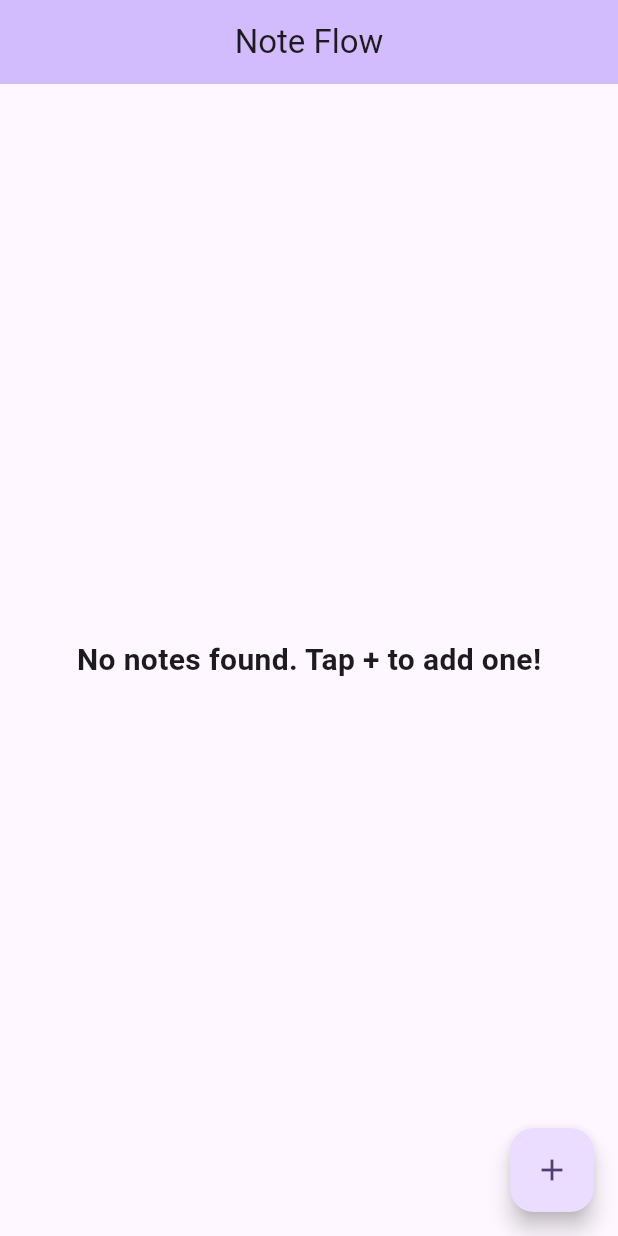
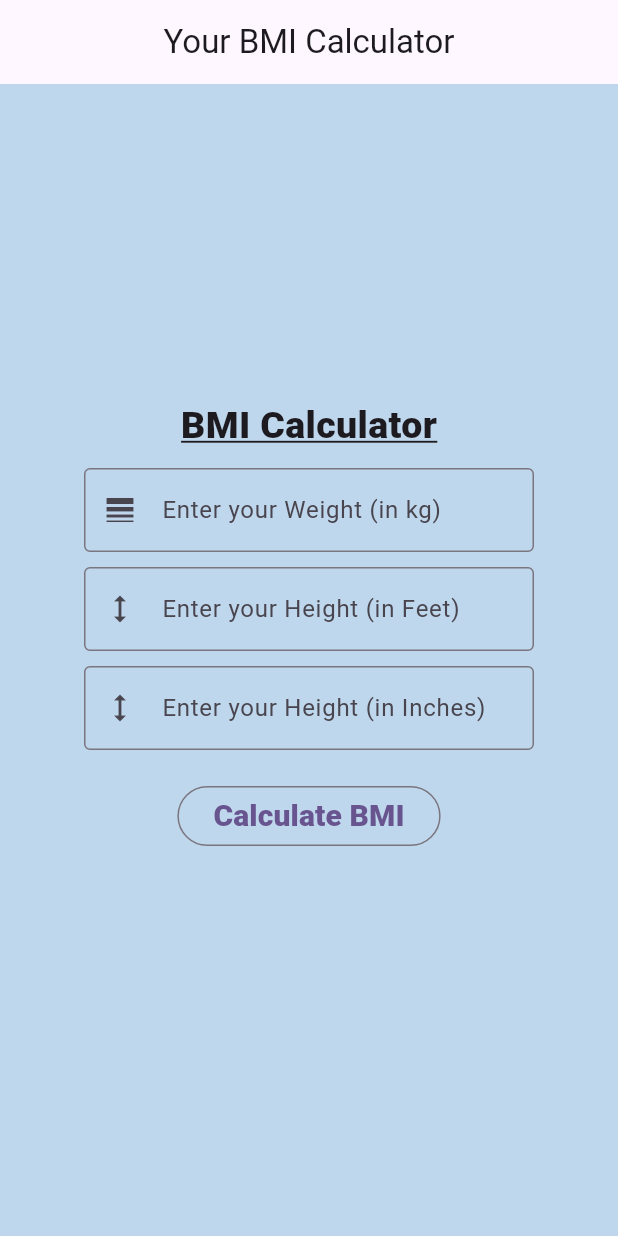
Before and after one commit to zainabhasan02/note_flow, a Flutter app: the screen it shows after launch, on a phone screen of 412 x 824 dp. Run offline on Flutter 3.47's test engine with Material 3 defaults, Android fonts, the phone set to English and light mode, and no system bars; our stand-ins replace get, hive, hive_flutter; accounts and stored records are empty.

Commit message:
BMI used

```diff
--- a/lib/core/routes/app_routes.dart
+++ b/lib/core/routes/app_routes.dart
@@ -1,5 +1,6 @@
 import 'package:get/get_navigation/src/routes/get_route.dart';
 import 'package:noteflow/core/routes/routes_name.dart';
+import 'package:noteflow/views/bmi/bmi_screen.dart';
 import 'package:noteflow/views/notes/notes_screen.dart';
 import 'package:noteflow/views/splash/splash_screen.dart';
 
@@ -8,5 +9,6 @@ class AppRoutes {
     GetPage(name: RoutesName.splashScreen, page: () => SplashScreen()),
     //GetPage(name: RoutesName.myHomePage, page: () => MyHomePage()),
     GetPage(name: RoutesName.notesScreen, page: () => NotesScreen()),
+    GetPage(name: RoutesName.bmiScreen, page: () => BmiScreen()),
   ];
 }
--- a/lib/core/routes/routes_name.dart
+++ b/lib/core/routes/routes_name.dart
@@ -2,4 +2,5 @@ class RoutesName {
   static const String splashScreen = '/splash';
   static const String notesScreen = '/notes_screen';
   static const String myHomePage = '/my_home_page';
+  static const String bmiScreen = '/bmi_screen';
 }
--- a/lib/main.dart
+++ b/lib/main.dart
@@ -6,6 +6,7 @@
 import 'package:noteflow/core/routes/app_routes.dart';
 import 'package:noteflow/core/routes/routes_name.dart';
 import 'package:noteflow/data/models/note_model.dart';
+import 'package:noteflow/views/bmi/bmi_screen.dart';
 import 'package:noteflow/views/notes/notes_screen.dart';
 import 'package:path_provider/path_provider.dart';
 
@@ -27,14 +28,12 @@
     return GetMaterialApp(
       debugShowCheckedModeBanner: true,
       title: AppStrings.appName,
-      initialRoute:
-
-      RoutesName.splashScreen,
+      initialRoute: RoutesName.splashScreen,
       getPages: AppRoutes.appRoutes(),
       theme: ThemeData(
         colorScheme: ColorScheme.fromSeed(seedColor: Colors.deepPurple),
       ),
-      home: NotesScreen(),
+      home: BmiScreen(),
     );
   }
 }
--- /dev/null
+++ b/lib/views/bmi/bmi_screen.dart
@@ -0,0 +1,140 @@
+import 'package:flutter/cupertino.dart';
+import 'package:flutter/material.dart';
+import 'package:noteflow/core/constants/app_colors.dart';
+
+class BmiScreen extends StatefulWidget {
+  const BmiScreen({super.key});
+
+  @override
+  State<BmiScreen> createState() => _BmiScreenState();
+}
+
+class _BmiScreenState extends State<BmiScreen> {
+  var wtController = TextEditingController();
+  var ftController = TextEditingController();
+  var inController = TextEditingController();
+  var result = '';
+  var bgColor = AppColors.babyBlue;
+
+  @override
+  Widget build(BuildContext context) {
+    return Scaffold(
+      appBar: AppBar(title: Text('Your BMI Calculator'), centerTitle: true),
+      //backgroundColor: AppColors.babyBlue,
+      body: Container(
+        color: bgColor,
+        child: Center(
+          child: SizedBox(
+            width: 300,
+            child: Column(
+              crossAxisAlignment: CrossAxisAlignment.center,
+              mainAxisAlignment: MainAxisAlignment.center,
+              children: [
+                Text(
+                  'BMI Calculator',
+                  style: TextStyle(
+                    fontWeight: FontWeight.w800,
+                    fontSize: 25,
+                    decoration: TextDecoration.underline,
+                  ),
+                ),
+                SizedBox(height: 10),
+
+                ///Weight Controller
+                TextFormField(
+                  controller: wtController,
+                  validator: (value) => value!.isEmpty ? 'Enter Weight' : null,
+                  autovalidateMode: AutovalidateMode.onUserInteraction,
+                  decoration: InputDecoration(
+                    border: OutlineInputBorder(),
+                    label: Text('Enter your Weight (in kg)'),
+                    prefixIcon: Icon(Icons.line_weight),
+                  ),
+                  keyboardType: TextInputType.number,
+                ),
+                SizedBox(height: 10),
+
+                ///Height ft Controller
+                TextFormField(
+                  controller: ftController,
+                  validator:
+                      (value) => value!.isEmpty ? 'Enter Height in Feet' : null,
+                  autovalidateMode: AutovalidateMode.onUserInteraction,
+                  decoration: InputDecoration(
+                    border: OutlineInputBorder(),
+                    label: Text('Enter your Height (in Feet)'),
+                    prefixIcon: Icon(Icons.height),
+                  ),
+                  keyboardType: TextInputType.number,
+                ),
+                SizedBox(height: 10),
+
+                ///Height in Controller
+                TextFormField(
+                  controller: inController,
+                  validator:
+                      (value) =>
+                          value!.isEmpty ? 'Enter Height in Inches' : null,
+                  autovalidateMode: AutovalidateMode.onUserInteraction,
+                  decoration: InputDecoration(
+                    border: OutlineInputBorder(),
+                    label: Text('Enter your Height (in Inches)'),
+                    prefixIcon: Icon(Icons.height ),
+                  ),
+                  keyboardType: TextInputType.number,
+                ),
+                SizedBox(height: 20),
+
+                /// Calculate BMI
+                OutlinedButton(
+                  onPressed: () {
+                    var wt = wtController.text.toString();
+                    var ft = ftController.text.toString();
+                    var inch = inController.text.toString();
+                    if (wt != '' && ft != '' && inch != '') {
+                      var iwt = int.parse(wt);
+                      var ift = int.parse(ft);
+                      var iInch = int.parse(inch);
+
+                      var tInch = (ift * 12) + iInch;
+                      var tCm = tInch * 2.54;
+                      var tM = tCm / 100;
+                      var bmi = iwt / (tM * tM);
+
+                      var msg = '';
+                      if (bmi > 25) {
+                        bgColor = Colors.orange.shade200;
+                        msg = 'You are overweight';
+                      } else if (bmi < 18) {
+                        bgColor = Colors.red.shade200;
+                        msg = 'You are underweight';
+                      } else{
+                        bgColor = Colors.green.shade200;
+                        msg = 'You are healthy';
+                      }
+
+                      setState(
+                        () => result = '$msg \n Your BMI is: ${bmi.toStringAsFixed(2)}',
+                      );
+                      print('Your BMI is: ${bmi.toStringAsFixed(2)}');
+                    }
+                  },
+                  child: Text(
+                    'Calculate BMI',
+                    style: TextStyle(fontSize: 20, fontWeight: FontWeight.w800),
+                  ),
+                ),
+
+                SizedBox(height: 10),
+                Text(
+                  result,
+                  style: TextStyle(fontSize: 25, fontWeight: FontWeight.w800),
+                ),
+              ],
+            ),
+          ),
+        ),
+      ),
+    );
+  }
+}
--- a/lib/views/notes/notes_screen.dart
+++ b/lib/views/notes/notes_screen.dart
@@ -1,7 +1,5 @@
-import 'package:flutter/cupertino.dart';
 import 'package:flutter/material.dart';
 import 'package:get/get.dart';
-import 'package:hive/hive.dart';
 import 'package:hive_flutter/adapters.dart';
 import 'package:noteflow/core/constants/app_colors.dart';
 import 'package:noteflow/core/constants/app_strings.dart';
@@ -50,6 +48,9 @@ class _NotesScreenState extends State<NotesScreen> {
                     ),
                   ),
                   SizedBox(height: 10),
+                  SizedBox.square(),
+                  SizedBox.expand(),
+                  SizedBox.shrink(),
                   TextFormField(
                     controller: _descController,
                     textCapitalization: TextCapitalization.sentences,
@@ -93,9 +94,9 @@ class _NotesScreenState extends State<NotesScreen> {
                     noteModel.title = _titleController.text;
                     noteModel.description = _descController.text;
                     noteModel.save();
-                    ScaffoldMessenger.of(context).showSnackBar(
-                      SnackBar(content: Text('Note Updated')),
-                    );
+                    ScaffoldMessenger.of(
+                      context,
+                    ).showSnackBar(SnackBar(content: Text('Note Updated')));
                   }
 
                   Get.back();
--- a/lib/views/splash/splash_screen.dart
+++ b/lib/views/splash/splash_screen.dart
@@ -17,7 +17,7 @@ class _SplashScreenState extends State<SplashScreen> {
   void initState() {
     super.initState();
     Future.delayed(const Duration(seconds: 3), () {
-      Get.offAllNamed(RoutesName.notesScreen);
+      Get.offAllNamed(RoutesName.bmiScreen);
     });
   }
 
--- a/pubspec.yaml
+++ b/pubspec.yaml
@@ -17,9 +17,6 @@ dependencies:
   hive: ^2.2.3
   hive_flutter: ^1.1.0
   path_provider: ^2.1.5
-
-  # uuid: ^4.5.0  # for unique IDs
-
 
 dev_dependencies:
   flutter_test:
```
